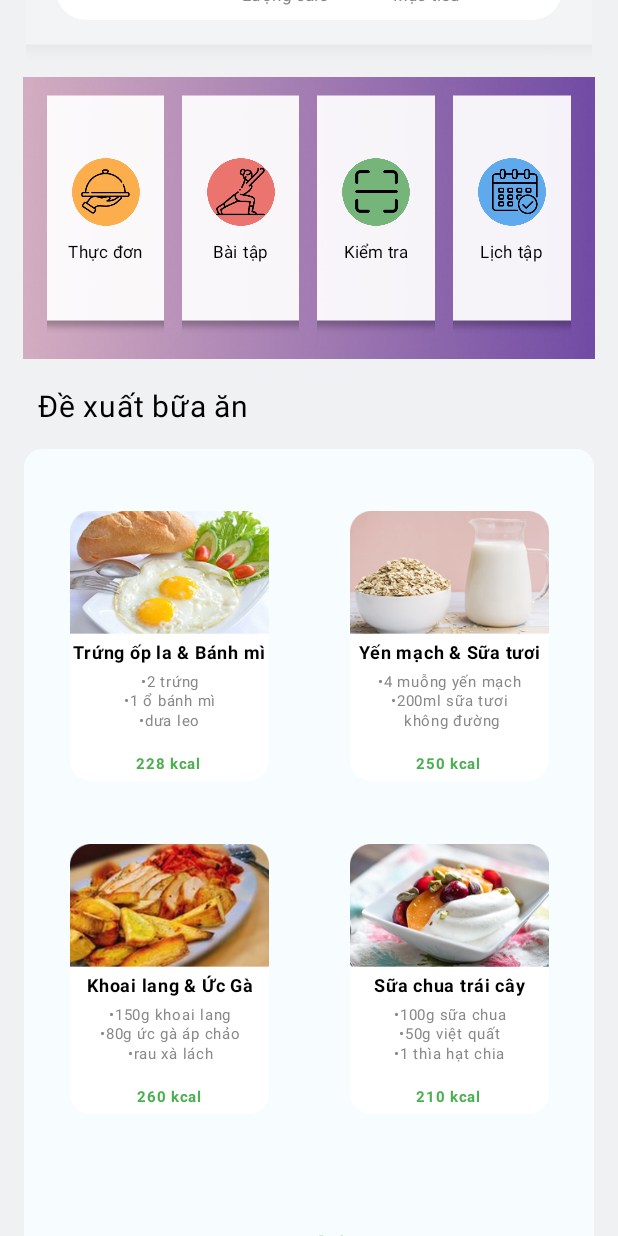
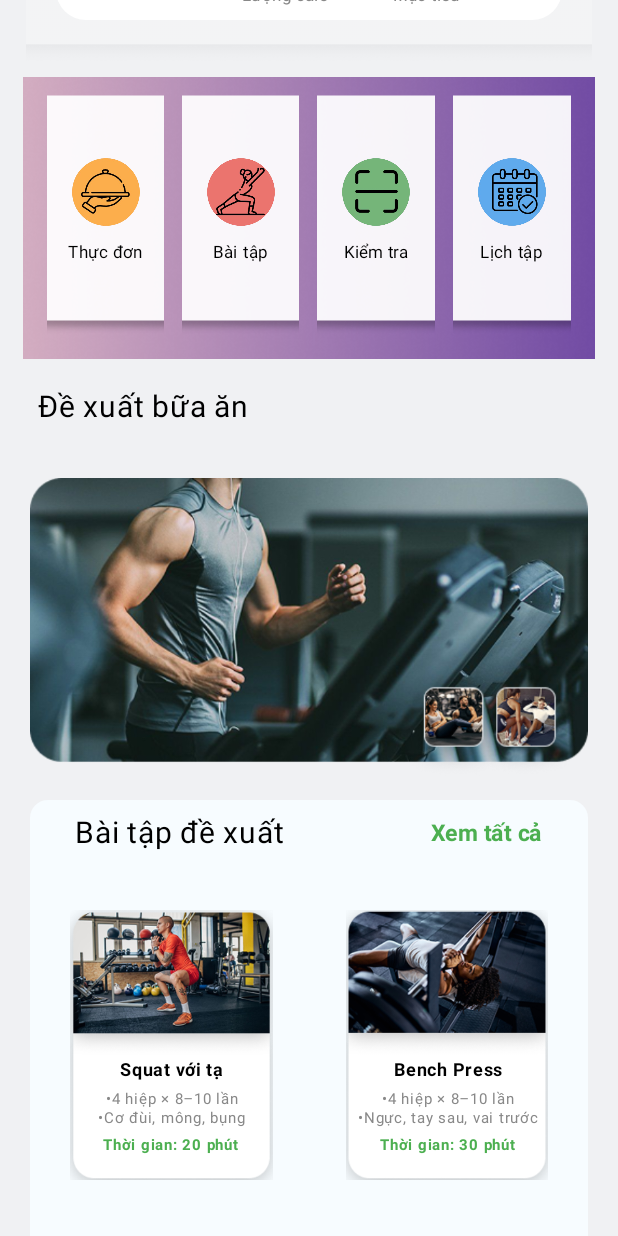
Before and after one commit to chi-trung/NUTRI-FIT, an Android app built with Jetpack Compose: the composable HomeScreen shown on its own in the app's theme, scrolled down 576 dp, on a phone screen of 412 x 824 dp. Run offline under Robolectric (Android 15) with nearby library versions, the phone set to English and light mode, and no system bars; our stand-ins replace Firebase (no records; nobody signed in at launch, a user with empty details on screens opened directly).

Commit message:
update target render ra homes

```diff
--- a/app/src/main/java/com/example/nutrifit/ui/screens/home/HomeScreen.kt
+++ b/app/src/main/java/com/example/nutrifit/ui/screens/home/HomeScreen.kt
@@ -71,7 +71,6 @@ fun HomeScreen(navController: NavController) {
     val userState by homeViewModel.userState.collectAsState()
     // Hai biến state riêng biệt
     var selectedMeal by remember { mutableStateOf("Sáng") }
-    var selectedGoal by remember { mutableStateOf("Tăng cơ") }
 
     Column(modifier = Modifier
         .fillMaxSize()
@@ -207,8 +206,12 @@ fun HomeScreen(navController: NavController) {
                                 }
                                 Spacer(modifier = Modifier.width(10.dp))
                                 Column() {
+                                    val userGoal = when (val state = userState) {
+                                        is UserState.Success -> state.user.goal ?: "Chưa có mục tiêu"
+                                        else -> "Tăng cơ"
+                                    }
                                     Text(
-                                        text = "Mục tiêu: Tăng cơ",
+                                        text = "Mục tiêu: $userGoal",
                                         fontSize = 13.sp,
                                         color = Color.Black,
                                         fontWeight = FontWeight.Bold
@@ -619,9 +622,11 @@ fun HomeScreen(navController: NavController) {
 
             // dieu kien hien thi cac bua an
             item {
-                // Điều kiện hiển thị (Sáng và Tăng cơ)
-                if (selectedMeal == "Sáng" && selectedGoal == "Tăng cơ") {
-
+                val showMeals = when (val state = userState) {
+                    is UserState.Success -> selectedMeal == "Sáng" && state.user.goal == "Tăng cơ"
+                    else -> false
+                }
+                if (showMeals) {
                     // khung bua an
                     Column(
                         horizontalAlignment = Alignment.CenterHorizontally,
```
